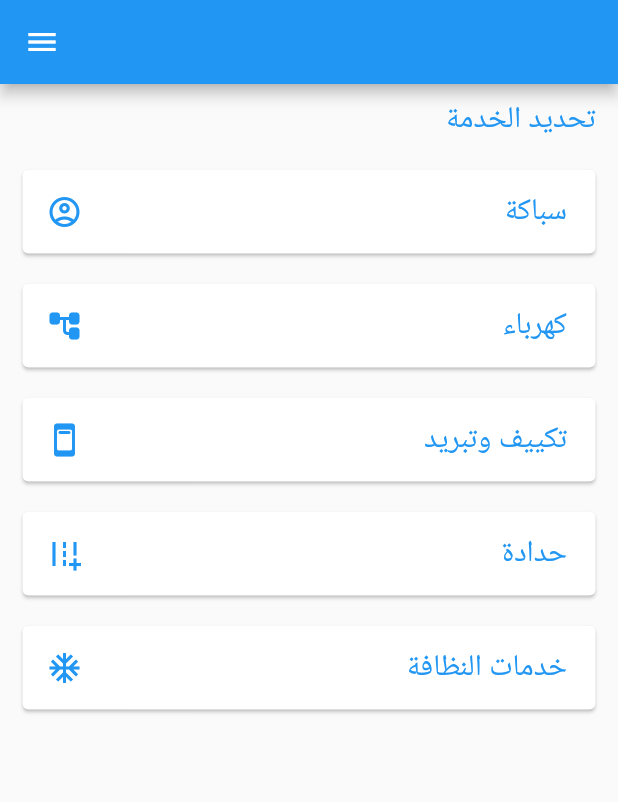
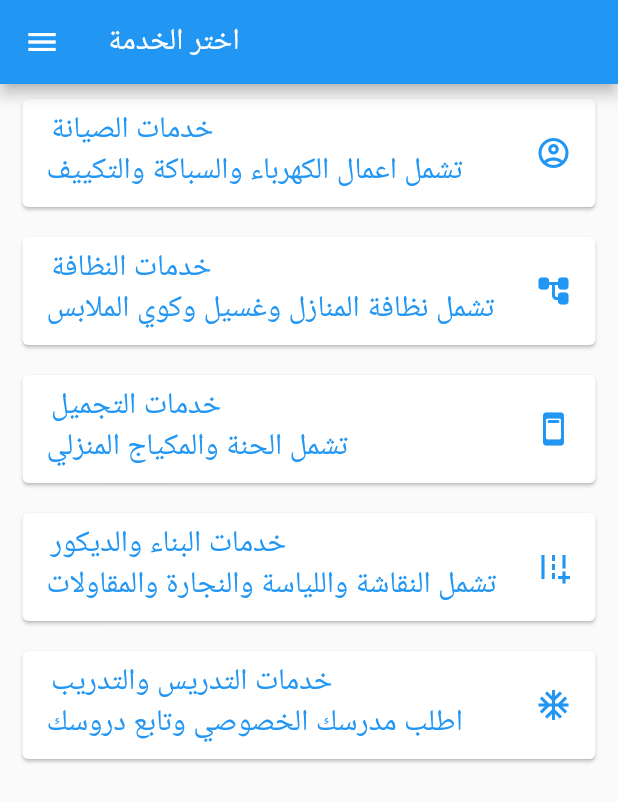
Before and after one commit to Yasser8351/maksap, a Flutter app: the Jobs screen opened by its route, on a phone screen of 412 x 824 dp. Shown: the top 802 px of the screen. Run offline on Flutter 3.47's test engine with Material 2 defaults, Android fonts, the phone set to English and light mode, and no system bars; our stand-ins replace cloud_firestore, easy_splash_screen, firebase_auth, firebase_core, google_maps_flutter, location and 2 more; accounts and stored records are empty.

Commit message:
add successfuly widjet

```diff
--- a/lib/dailog/dailog_compleate_status.dart
+++ b/lib/dailog/dailog_compleate_status.dart
@@ -1,6 +1,5 @@
 import 'package:flutter/material.dart';
 
-import 'loading_dialog.dart';
 
 ///DAilog to show the complete status success or failed
 ///pop automatic depend on the sec
--- a/lib/view/add_order.dart
+++ b/lib/view/add_order.dart
@@ -76,8 +76,9 @@ class _AddOrderState extends State<AddOrder> {
       await _firestore
           .collection('orders')
           .add(orders);
-      ScaffoldMessenger.of(context).showSnackBar(
-          const SnackBar(content: Text("تم اضافة طلبك بنجاح")));
+
+      // ScaffoldMessenger.of(context).showSnackBar(
+      //     const SnackBar(content: Text("تم اضافة طلبك بنجاح")));
       setState(() {
         _isLoading = false;
       });
--- a/lib/view/jobs.dart
+++ b/lib/view/jobs.dart
@@ -17,7 +17,7 @@ class _JobsState extends State<Jobs> {
   Widget build(BuildContext context) {
     return Scaffold(
       appBar: AppBar(
-        title: const Text(""),
+        title: const Text("اختر الخدمة"),
         // leading: IconButton(onPressed: (){
         //   Navigator.of(context).pop();
         // }, icon:const Icon(Icons.navigate_before,color: Colors.white,size: 35,)),
@@ -28,33 +28,23 @@ class _JobsState extends State<Jobs> {
         mainAxisAlignment: MainAxisAlignment.start,
         crossAxisAlignment: CrossAxisAlignment.end,
         children: [
-          Padding(
-            padding: const EdgeInsets.symmetric(horizontal: 15, vertical: 10),
-            child: Text(
-                    "تحديد الخدمة",
-                    style: TextStyle(
-                      fontWeight: FontWeight.w400,
-                      color: Theme.of(context).colorScheme.primary,
-                      fontSize: 20,
-                    ),
-                  ),
-          ),
-          buildCardItem(title: "سباكة",icons: Icons.account_circle_outlined,context: context,ontTap: (){
+
+          buildCardItem(title: "خدمات الصيانة",description: "تشمل اعمال الكهرباء والسباكة والتكييف",icons: Icons.account_circle_outlined,context: context,ontTap: (){
             Navigator.of(context).pushNamed(JobDetails.routeName);
           }),
-          buildCardItem(title: "كهرباء",icons: Icons.account_tree_rounded,context: context,ontTap: (){
+          buildCardItem(title: "خدمات النظافة",description: "تشمل نظافة المنازل وغسيل وكوي الملابس",icons: Icons.account_tree_rounded,context: context,ontTap: (){
             Navigator.of(context).push(
               MaterialPageRoute(builder: (ctx) => const JobDetails()));
           }),
-          buildCardItem(title: "تكييف وتبريد",icons: Icons.ad_units_rounded,context: context,ontTap: (){
+          buildCardItem(title: "خدمات التجميل",description: "تشمل الحنة والمكياج المنزلي",icons: Icons.ad_units_rounded,context: context,ontTap: (){
             Navigator.of(context).push(
               MaterialPageRoute(builder: (ctx) => const JobDetails()));
           }),
-          buildCardItem(title: "حدادة",icons: Icons.add_road_sharp,context: context,ontTap: (){
+          buildCardItem(title: "خدمات البناء والديكور",description: "تشمل النقاشة واللياسة والنجارة والمقاولات",icons: Icons.add_road_sharp,context: context,ontTap: (){
             Navigator.of(context).push(
               MaterialPageRoute(builder: (ctx) => const JobDetails()));
           }),
-          buildCardItem(title: "خدمات النظافة",icons: Icons.ac_unit,context: context,ontTap: (){
+          buildCardItem(title: "خدمات التدريس والتدريب",description: "اطلب مدرسك الخصوصي وتابع دروسك",icons: Icons.ac_unit,context: context,ontTap: (){
             Navigator.of(context).push(
               MaterialPageRoute(builder: (ctx) => const JobDetails()));
           }),
@@ -70,6 +60,7 @@ class _JobsState extends State<Jobs> {
 buildCardItem( {required BuildContext context,
     required IconData icons,
     required String title,
+    required String description,
     required void Function() ontTap
 
     })
@@ -82,12 +73,12 @@ buildCardItem( {required BuildContext context,
             Navigator.of(context).pushNamed(JobDetails.routeName);
 
         },
-        leading:   Icon(
+        trailing:   Icon(
               icons,
                             color: Theme.of(context).colorScheme.primary,
 
             ),
-        trailing  : Padding(
+        title  : Padding(
           padding: const EdgeInsets.only(right: 3, left: 3),
           child: Text(
             title,
@@ -98,6 +89,15 @@ buildCardItem( {required BuildContext context,
             ),
           ),
         ),
+
+     subtitle: Text(
+            description,
+            style: TextStyle(
+              fontWeight: FontWeight.w400,
+              color: Theme.of(context).colorScheme.primary,
+              fontSize: 20,
+            ),
+          ),
       ),
     );
 }
--- a/lib/view/jobs_details.dart
+++ b/lib/view/jobs_details.dart
@@ -79,11 +79,7 @@ buildCardJobs( {required BuildContext context,
           Navigator.of(context).pushNamed(AddOrder.routeName);
 
         },
-        leading:   Icon(
-              icons,
-                            color: Theme.of(context).colorScheme.primary,
 
-            ),
         trailing  : Padding(
           padding: const EdgeInsets.only(right: 3, left: 3),
           child: Text(
--- a/pubspec.yaml
+++ b/pubspec.yaml
@@ -71,6 +71,7 @@ flutter:
   # To add assets to your application, add an assets section, like this:
   assets:
     - assets/images/markeruser.png
+    - assets/images/xlp.gif
   #   - images/a_dot_ham.jpeg
 
   # An image asset can refer to one or more resolution-specific "variants", see
```
Also changed, not shown: lib/view/order_successfully.dart (added, +54 -0 lines), assets/images/xlp.gif (added).
